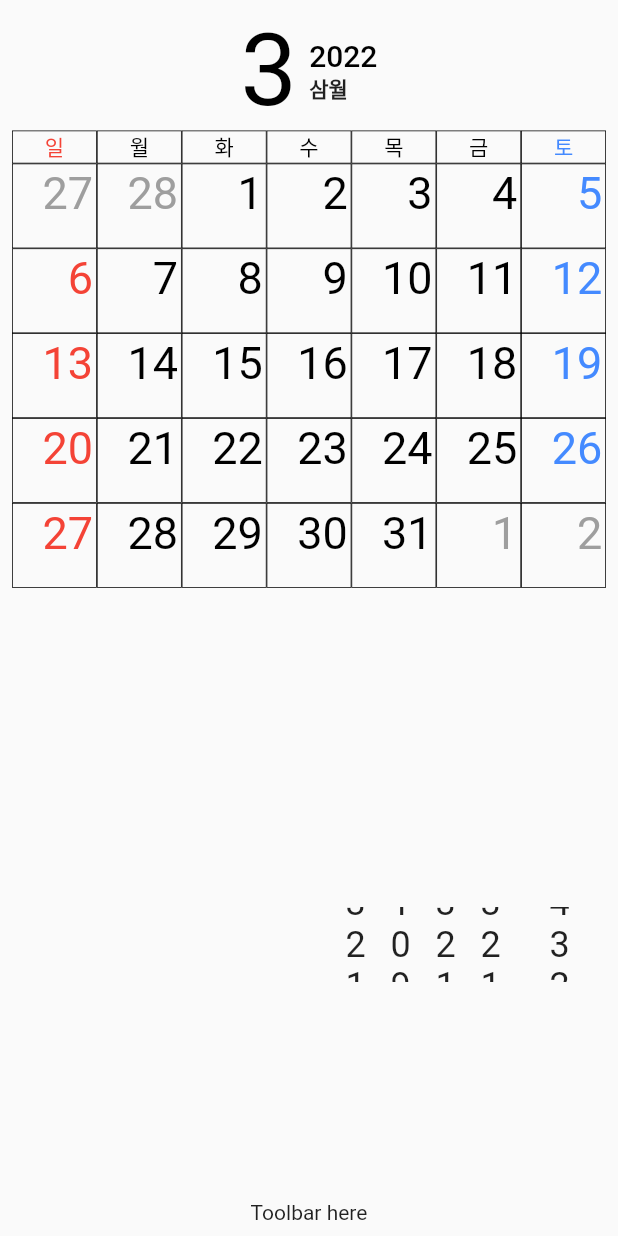
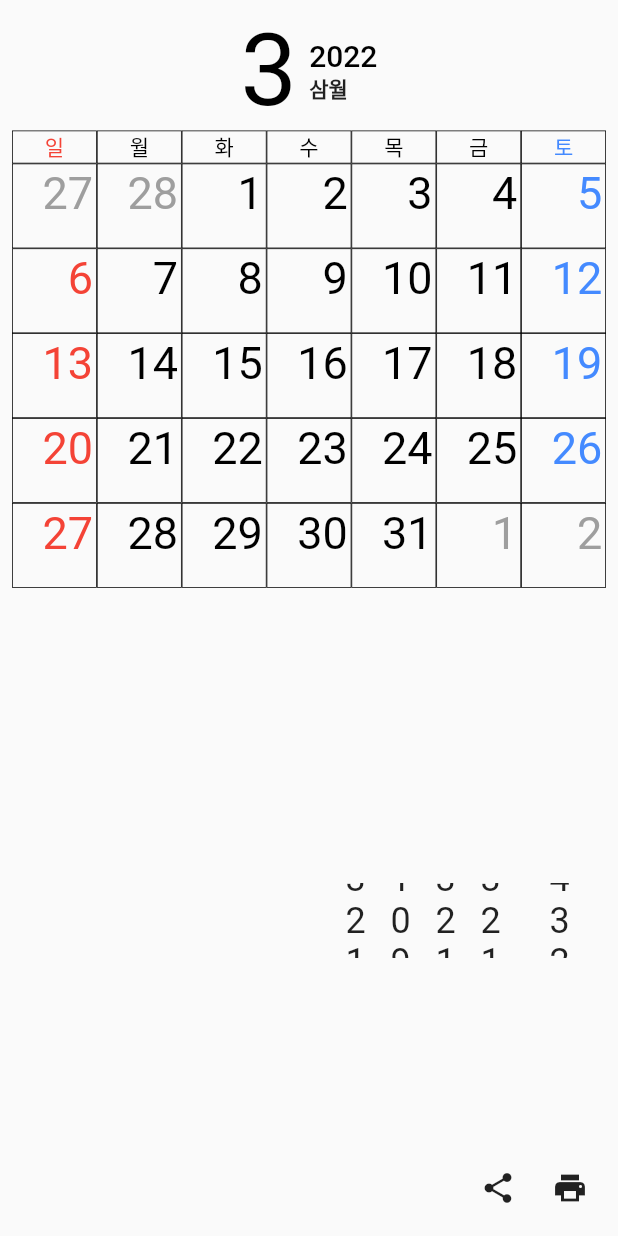
Before and after one commit to ssk-flutter/calendar_printer, a Flutter app: the screen it shows after launch, on a phone screen of 412 x 824 dp. Run offline on Flutter 3.47's test engine with Material 2 defaults, Android fonts, the phone set to English and light mode, and no system bars; drawn by our look-alikes of carousel_slider.

Commit message:
toolbar widget 이동

```diff
--- a/lib/page/home.dart
+++ b/lib/page/home.dart
@@ -5,7 +5,7 @@ import 'package:provider/provider.dart';
 import '../view_model/date_controller_view_model.dart';
 import '../widget/classic_calendar/classic_calendar.dart';
 import '../widget/controller/date_controller_widget.dart';
-import '../widget/toolbar_widget.dart';
+import '../widget/toolbar/toolbar_widget.dart';
 
 class HomePage extends StatelessWidget {
   const HomePage({Key? key}) : super(key: key);
--- /dev/null
+++ b/lib/widget/toolbar/toolbar_widget.dart
@@ -0,0 +1,22 @@
+import 'package:flutter/material.dart';
+
+class ToolbarWidget extends StatelessWidget {
+  const ToolbarWidget({Key? key}) : super(key: key);
+
+  @override
+  Widget build(BuildContext context) {
+    return Row(
+      mainAxisAlignment: MainAxisAlignment.end,
+      children: [
+        IconButton(
+          icon: Icon(Icons.share),
+          onPressed: () {},
+        ),
+        IconButton(
+          icon: Icon(Icons.print),
+          onPressed: () {},
+        ),
+      ],
+    );
+  }
+}
--- a/lib/widget/toolbar_widget.dart
+++ /dev/null
@@ -1,10 +0,0 @@
-import 'package:flutter/material.dart';
-
-class ToolbarWidget extends StatelessWidget {
-  const ToolbarWidget({Key? key}) : super(key: key);
-
-  @override
-  Widget build(BuildContext context) {
-    return Text('Toolbar here');
-  }
-}
```
